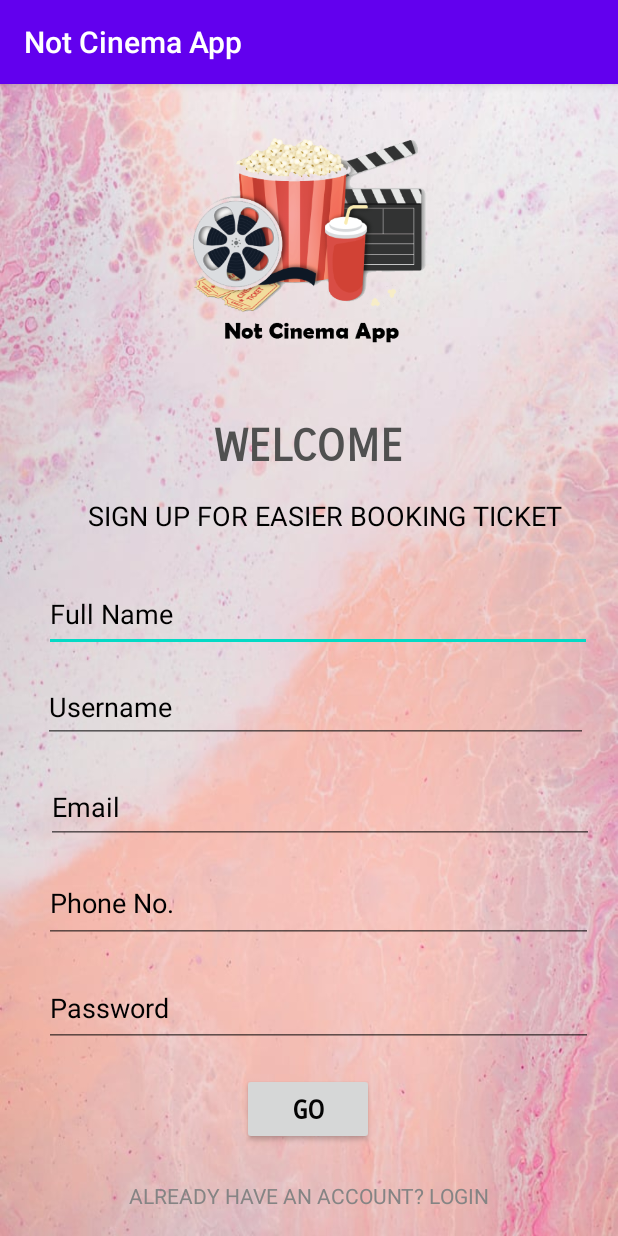
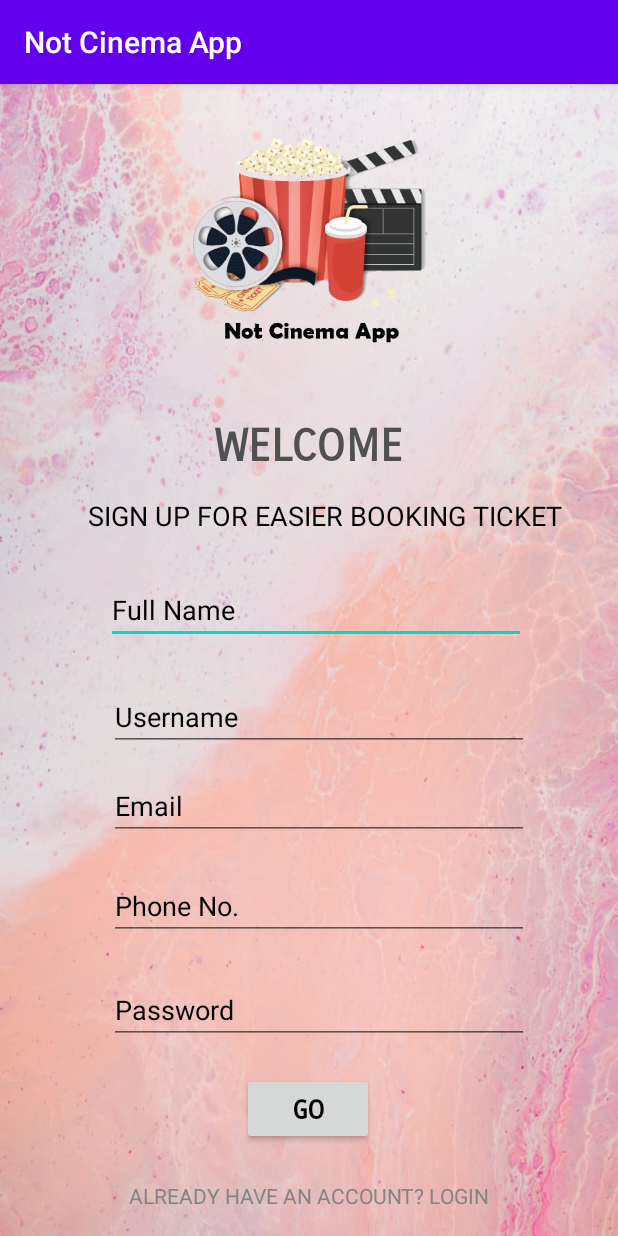
Before and after one commit to crosswind19/Cinema-Booking-App, an Android app: the screen it shows after launch (activity_signup), after a tap on "NEW HERE? REGISTER NOW!", on a phone screen of 412 x 824 dp. Run offline under Robolectric (Android 15) with nearby library versions, the light colour scheme and no system bars; our stand-ins replace Firebase (no records; nobody signed in at launch, a user with empty details on screens opened directly); 2 other taps on this screen came first.

Commit message:
edit signup

```diff
--- a/app/src/main/res/layout/activity_signup.xml
+++ b/app/src/main/res/layout/activity_signup.xml
@@ -35,8 +35,8 @@
 
     <EditText
         android:id="@+id/tv_fullname"
-        android:layout_width="365dp"
-        android:layout_height="50dp"
+        android:layout_width="280dp"
+        android:layout_height="45dp"
         android:ems="10"
         android:hint="Full Name"
         android:inputType="textPersonName"
@@ -45,15 +45,15 @@
         android:textSize="18sp"
         app:layout_constraintBottom_toBottomOf="parent"
         app:layout_constraintEnd_toEndOf="parent"
-        app:layout_constraintHorizontal_bias="0.63"
+        app:layout_constraintHorizontal_bias="0.534"
         app:layout_constraintStart_toStartOf="parent"
         app:layout_constraintTop_toTopOf="parent"
-        app:layout_constraintVertical_bias="0.458" />
+        app:layout_constraintVertical_bias="0.454" />
 
     <EditText
         android:id="@+id/tv_username2"
-        android:layout_width="363dp"
-        android:layout_height="47dp"
+        android:layout_width="280dp"
+        android:layout_height="45dp"
         android:ems="10"
         android:hint="Username"
         android:inputType="textPersonName"
@@ -61,15 +61,15 @@
         android:textSize="18sp"
         app:layout_constraintBottom_toBottomOf="parent"
         app:layout_constraintEnd_toEndOf="parent"
-        app:layout_constraintHorizontal_bias="0.589"
+        app:layout_constraintHorizontal_bias="0.549"
         app:layout_constraintStart_toStartOf="parent"
         app:layout_constraintTop_toTopOf="parent"
-        app:layout_constraintVertical_bias="0.544" />
+        app:layout_constraintVertical_bias="0.553" />
 
     <EditText
         android:id="@+id/tv_email"
-        android:layout_width="365dp"
-        android:layout_height="49dp"
+        android:layout_width="280dp"
+        android:layout_height="45dp"
         android:ems="10"
         android:hint="Email"
         android:inputType="textEmailAddress"
@@ -77,15 +77,15 @@
         android:textSize="18sp"
         app:layout_constraintBottom_toBottomOf="parent"
         app:layout_constraintEnd_toEndOf="parent"
-        app:layout_constraintHorizontal_bias="0.652"
+        app:layout_constraintHorizontal_bias="0.549"
         app:layout_constraintStart_toStartOf="parent"
         app:layout_constraintTop_toTopOf="parent"
-        app:layout_constraintVertical_bias="0.636" />
+        app:layout_constraintVertical_bias="0.635" />
 
     <EditText
         android:id="@+id/tv_phoneno"
-        android:layout_width="366dp"
-        android:layout_height="53dp"
+        android:layout_width="280dp"
+        android:layout_height="45dp"
         android:ems="10"
         android:hint="Phone No."
         android:inputType="phone"
@@ -94,15 +94,15 @@
         android:textSize="18sp"
         app:layout_constraintBottom_toBottomOf="parent"
         app:layout_constraintEnd_toEndOf="parent"
-        app:layout_constraintHorizontal_bias="0.644"
+        app:layout_constraintHorizontal_bias="0.549"
         app:layout_constraintStart_toStartOf="parent"
         app:layout_constraintTop_toTopOf="parent"
         app:layout_constraintVertical_bias="0.727" />
 
     <EditText
         android:id="@+id/tv_password2"
-        android:layout_width="366dp"
-        android:layout_height="52dp"
+        android:layout_width="280dp"
+        android:layout_height="45dp"
         android:ems="10"
         android:hint="Password"
         android:inputType="textPassword"
@@ -110,10 +110,10 @@
         android:textSize="18sp"
         app:layout_constraintBottom_toBottomOf="parent"
         app:layout_constraintEnd_toEndOf="parent"
-        app:layout_constraintHorizontal_bias="0.644"
+        app:layout_constraintHorizontal_bias="0.549"
         app:layout_constraintStart_toStartOf="parent"
         app:layout_constraintTop_toTopOf="parent"
-        app:layout_constraintVertical_bias="0.824" />
+        app:layout_constraintVertical_bias="0.823" />
 
     <TextView
         android:id="@+id/tv_text"
```
